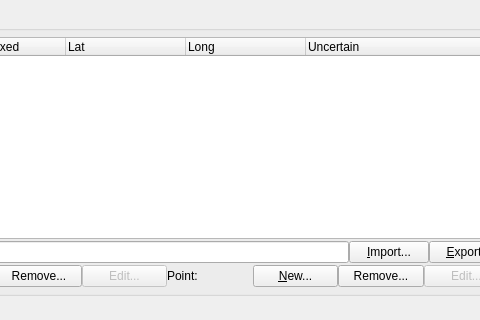
Above: src/qt-widgets/HellingerDialogUi.ui from GPlates/GPlates before the change; both pictures show x 198 to 678 and y 0 to 320 of the 828 by 669 pixel window. Below: the same form after it.
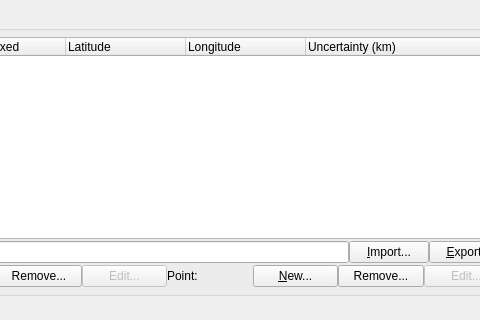
That is the form after the change.

Commit message: (hellinger) Tweaks to UI text; adjust import filters.

```diff
--- a/src/qt-widgets/HellingerDialogUi.ui
+++ b/src/qt-widgets/HellingerDialogUi.ui
@@ -76,17 +76,17 @@
         </column>
         <column>
          <property name="text">
-          <string>Lat</string>
+          <string>Latitude</string>
          </property>
         </column>
         <column>
          <property name="text">
-          <string>Long</string>
+          <string>Longitude</string>
          </property>
         </column>
         <column>
          <property name="text">
-          <string>Uncertain</string>
+          <string>Uncertainty (km)</string>
          </property>
         </column>
        </widget>
```
The commit also changes 4 other files.
